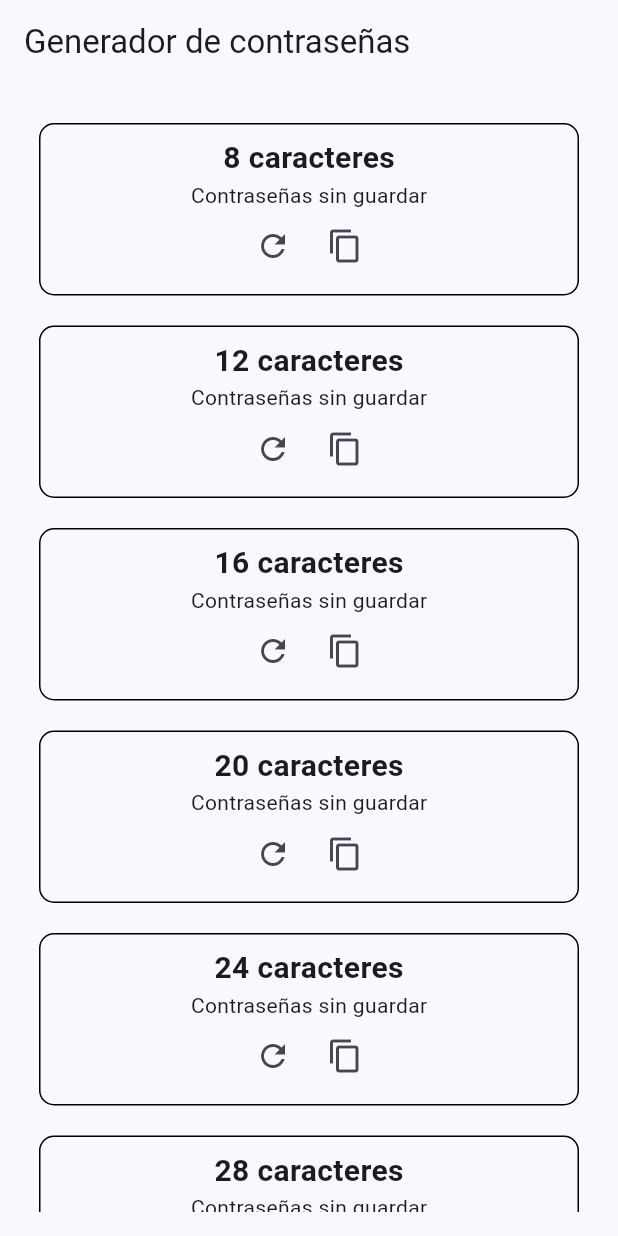
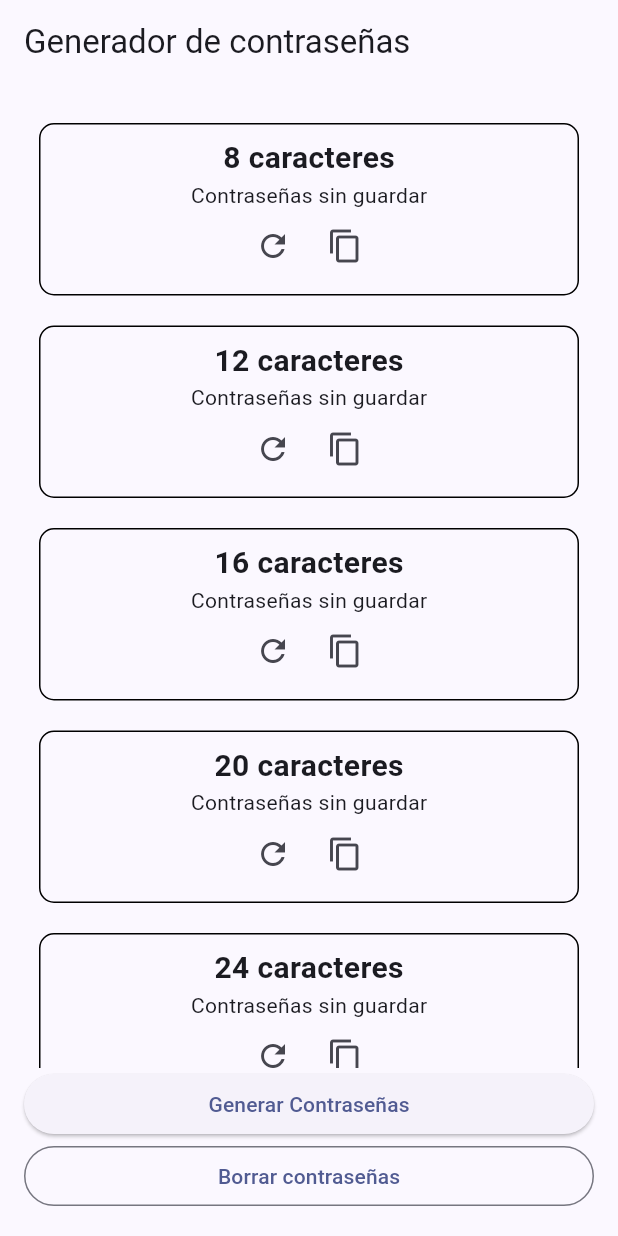
Before and after one commit to victortelles/Flutter-pass_generator, a Flutter app: the screen it shows after launch, on a phone screen of 412 x 824 dp. Run offline on Flutter 3.47's test engine with Material 3 defaults, Android fonts, the light colour scheme and no system bars.

Commit message:
Impelemntacion de botones para generar y eliminar passwords

```diff
--- a/lib/main.dart
+++ b/lib/main.dart
@@ -35,6 +35,7 @@ class _HomePageState extends State<HomePage> {
   final List<int> passwordLengths = [8, 12, 16, 20, 24, 28, 32, 36, 40];
 
   //Mapa para almacenar las contraseñas generadas
+  //Guardar la longitud de caracter y el string del password.
   final Map<int, String> passwords = {};
 
   @override
@@ -42,8 +43,8 @@ class _HomePageState extends State<HomePage> {
     super.initState();
 
     //Inicializar valores por default
-    for (var lengh in passwordLengths) {
-      passwords[lengh] = 'Contraseñas sin guardar';
+    for (var length in passwordLengths) {
+      passwords[length] = 'Contraseñas sin guardar';
     }
   }
 
@@ -63,12 +64,16 @@ class _HomePageState extends State<HomePage> {
             Expanded(
               //Widget ListView
               child: ListView(
+                //Lista de longitud de caracteres
                 children: passwordLengths.map((length) {
+                  //Contenedor principal
                   return Container(
+                    //Caja
                     decoration: BoxDecoration(
                       border: Border.all(color: Colors.black),
                       borderRadius: BorderRadius.circular(10),
                     ),
+                    //Espaciado
                     padding: const EdgeInsets.all(8.0),
                     margin: const EdgeInsets.all(10),
                     child: Column(
@@ -89,15 +94,16 @@ class _HomePageState extends State<HomePage> {
                         Row(
                           mainAxisAlignment: MainAxisAlignment.center,
                           children: [
+                            //Icon Button Refresh
                             IconButton(
                               onPressed: () {
                                 setState(() {
                                   passwords[length] = generarPassword(length);
                                 });
                               },
-                              //Icon Refresh
                               icon: Icon(Icons.refresh),
                             ),
+                            //Icon Button Copy
                             IconButton(
                               onPressed: () {
                                 setState(() {
@@ -105,16 +111,49 @@ class _HomePageState extends State<HomePage> {
                                       ClipboardData(text: passwords[length]!));
                                 });
                               },
-                              //Icono Copy
                               icon: Icon(Icons.copy),
                             ),
                           ],
-                        )
+                        ),
                       ],
                     ),
                   );
                 }).toList(),
               ),
+            ),
+
+            //Botones
+            ElevatedButton(
+              onPressed: () {
+                setState(() {
+                  for (var length in passwordLengths) {
+                    passwords[length] = generarPassword(length);
+                  }
+                });
+
+                //Alertas
+                ScaffoldMessenger.of(context)
+                  ..hideCurrentSnackBar()
+                  ..showSnackBar(
+                    SnackBar(
+                      content: Text("Se generaron contraseñas"),
+                    ),
+                  );
+              },
+              //Text
+              child: Text("Generar Contraseñas"),
+            ),
+
+            OutlinedButton(
+              onPressed: () {
+                setState(() {
+                  for (var length in passwordLengths) {
+                    passwords[length] = "Contraseña sin generar";
+                  }
+                });
+              },
+              //Text
+              child: Text("Borrar contraseñas"),
             ),
           ],
         ),
```
